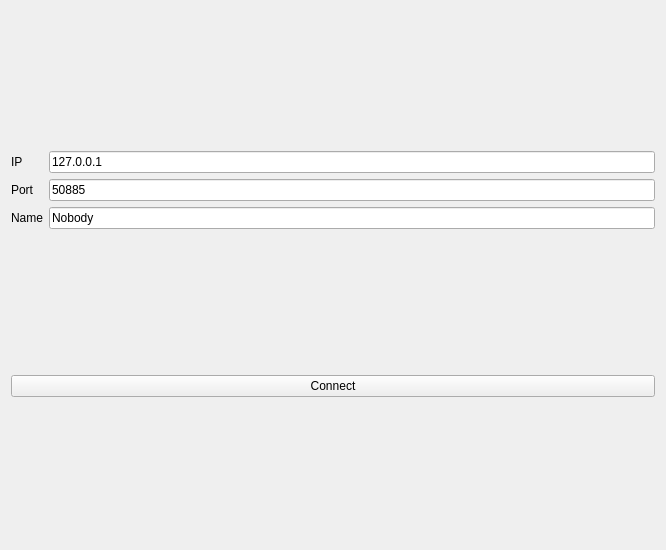
Old version of the form Gst-multiscreens-client/logwindow.ui in the repository P0ppoff/SmartProjector.
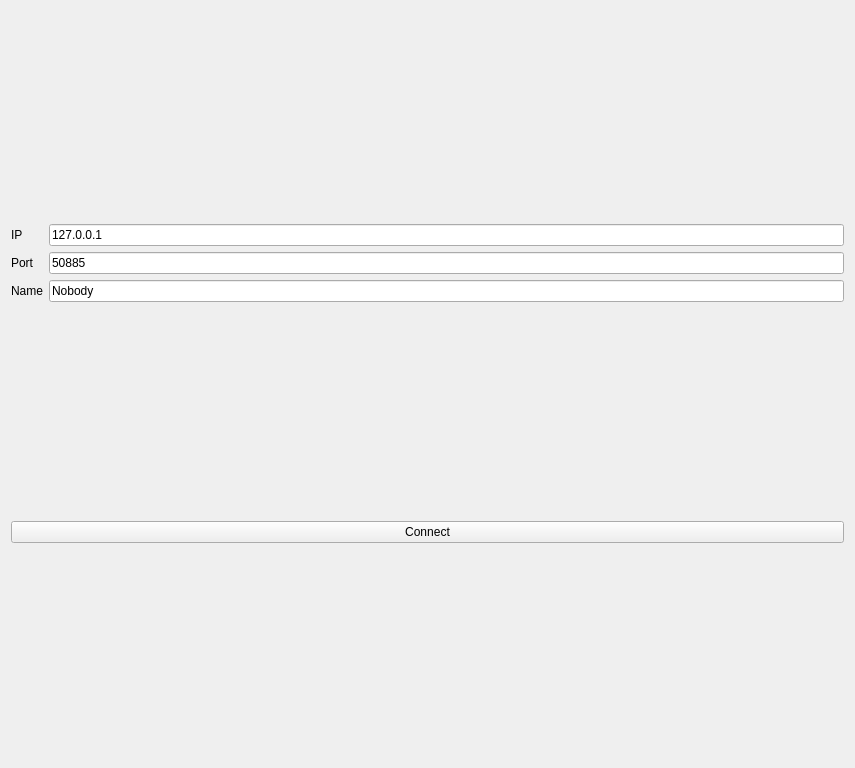
New version of the form.

```diff
--- a/Gst-multiscreens-client/logwindow.ui
+++ b/Gst-multiscreens-client/logwindow.ui
@@ -6,8 +6,8 @@
    <rect>
     <x>0</x>
     <y>0</y>
-    <width>666</width>
-    <height>550</height>
+    <width>855</width>
+    <height>768</height>
    </rect>
   </property>
   <property name="windowTitle">
```
